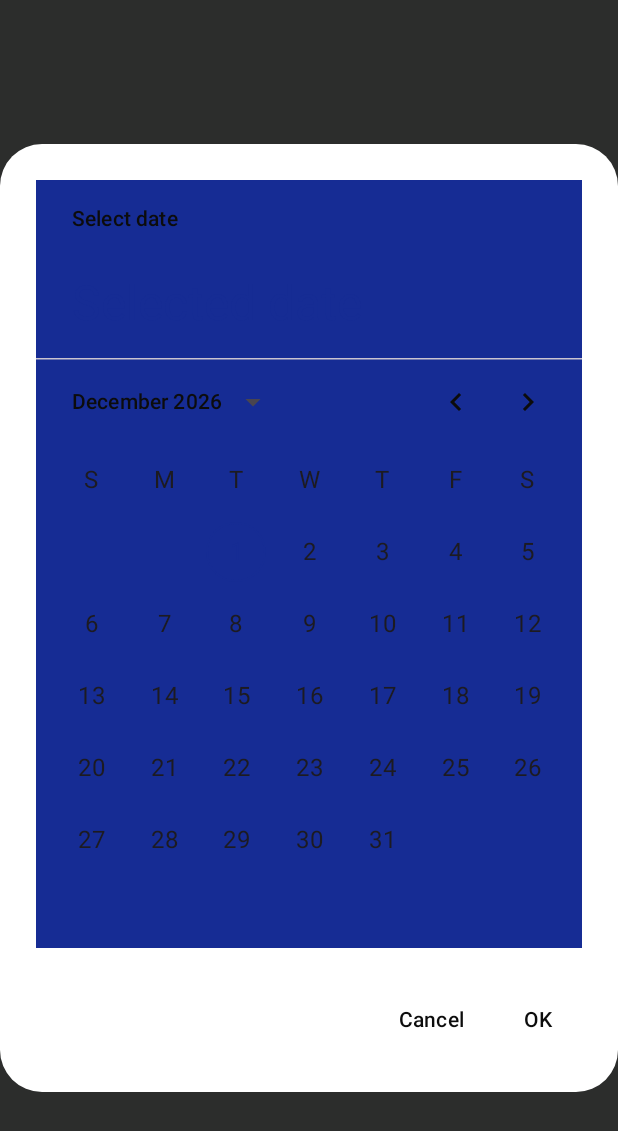
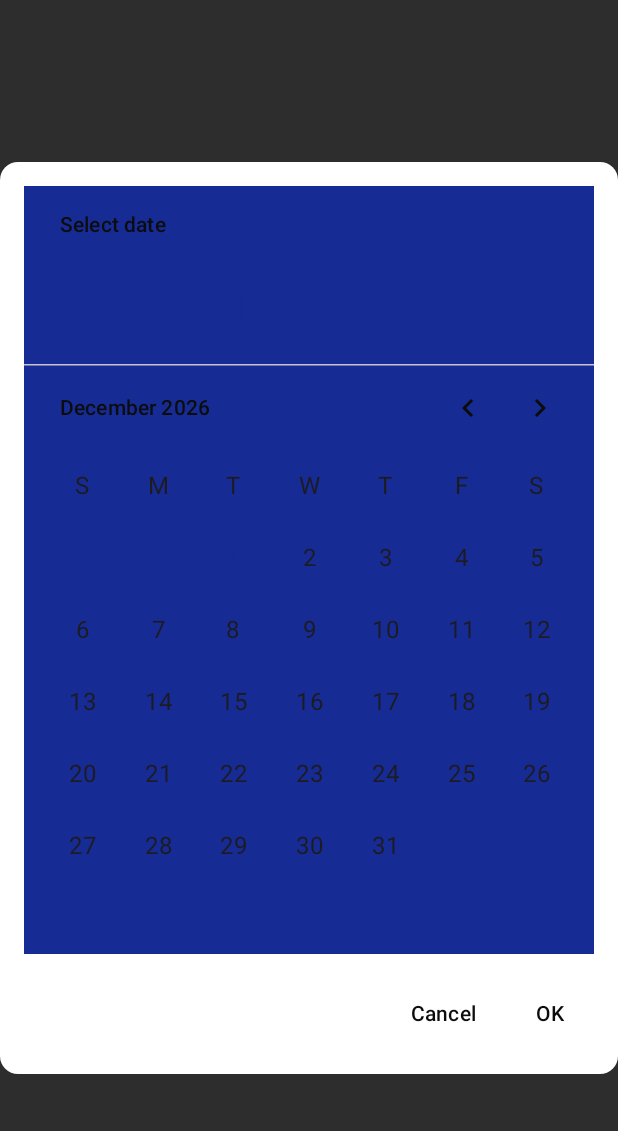
Before and after one commit to AbdullhGaber/TravelApp, an Android app built with Jetpack Compose: the composable DatePickerDialog shown on its own in the app's theme, on a phone screen of 412 x 824 dp. Shown: the top 1131 px of the screen. Run offline under Robolectric (Android 15) with nearby library versions, the light colour scheme and no system bars; 2 statements that could not run were skipped.

Commit message:
~ Fix Alert dialog width issue in DatePickerDialog

```diff
--- a/app/src/main/java/com/example/travelapp/screens/trips/add/components/DatePickerDialog.kt
+++ b/app/src/main/java/com/example/travelapp/screens/trips/add/components/DatePickerDialog.kt
@@ -3,11 +3,12 @@
 import androidx.compose.foundation.layout.*
 import androidx.compose.material3.*
 import androidx.compose.runtime.*
+import androidx.compose.ui.Alignment
 import androidx.compose.ui.Modifier
-import androidx.compose.ui.graphics.Color.Companion.Gray
-import androidx.compose.ui.graphics.Color.Companion.Red
-import androidx.compose.ui.graphics.Color.Companion.White
 import androidx.compose.ui.unit.dp
+import androidx.compose.ui.graphics.Color
+import androidx.compose.ui.window.Dialog
+import androidx.compose.ui.window.DialogProperties
 import java.time.Instant
 import java.time.LocalDate
 import java.time.ZoneId
@@ -20,14 +21,54 @@
 ) {
     val datePickerState = rememberDatePickerState()
 
-    AlertDialog(
-        containerColor = MaterialTheme.colorScheme.secondary,
+    Dialog(
         onDismissRequest = onDismissRequest,
-        confirmButton = {
+        properties = DialogProperties(usePlatformDefaultWidth = false) // Allows custom width
+    ) {
+        Box(
+            modifier = Modifier.fillMaxSize() ,// Add padding to avoid edge clipping
+            contentAlignment = Alignment.Center
+        ) {
+            Surface(
+                modifier = Modifier.fillMaxWidth().wrapContentHeight(),
+                shape = MaterialTheme.shapes.medium,
+                color = MaterialTheme.colorScheme.secondary
+            ) {
+                Column(
+                    modifier = Modifier.padding(16.dp)
+                ) {
+                    DatePicker(
+                        modifier = Modifier.fillMaxWidth(),
+                        state = datePickerState,
+                        colors = DatePickerDefaults.colors(
+                            containerColor = MaterialTheme.colorScheme.primary,
+                            titleContentColor = MaterialTheme.colorScheme.tertiary,
+                            headlineContentColor = MaterialTheme.colorScheme.onPrimaryContainer,
+                            yearContentColor = Color.White,
+                            selectedYearContentColor = Color.Gray,
+                            currentYearContentColor = Color.White,
+                            navigationContentColor = MaterialTheme.colorScheme.tertiary,
+                            todayDateBorderColor = MaterialTheme.colorScheme.onPrimaryContainer,
+                            todayContentColor = MaterialTheme.colorScheme.onPrimaryContainer,
+                            selectedDayContentColor = MaterialTheme.colorScheme.secondary,
+                            selectedDayContainerColor = MaterialTheme.colorScheme.onPrimaryContainer,
+                        ),
+                    )
+                    Spacer(modifier = Modifier.height(16.dp))
+                    Row(
+                        horizontalArrangement = Arrangement.End,
+                        modifier = Modifier.fillMaxWidth()
+                    ) {
                         TextButton(
+                            onClick = onDismissRequest,
                             colors = ButtonDefaults.textButtonColors(
                                 contentColor = MaterialTheme.colorScheme.tertiary
                             ),
+                        ) {
+                            Text("Cancel")
+                        }
+                        Spacer(modifier = Modifier.width(8.dp))
+                        TextButton(
                             onClick = {
                                 val selectedMillis = datePickerState.selectedDateMillis
                                 if (selectedMillis != null) {
@@ -37,39 +78,16 @@
                                     onDateSelected(selectedDate)
                                 }
                                 onDismissRequest()
-                }
+                            },
+                            colors = ButtonDefaults.textButtonColors(
+                                contentColor = MaterialTheme.colorScheme.tertiary
+                            )
                         ) {
                             Text("OK")
                         }
-        },
-        dismissButton = {
-            TextButton(
-                onClick = onDismissRequest,
-                colors = ButtonDefaults.textButtonColors(
-                    contentColor = MaterialTheme.colorScheme.tertiary
-                ),
-            ) {
-                Text("Cancel")
                     }
-        },
-        text = {
-            DatePicker(
-                state = datePickerState,
-                colors = DatePickerDefaults.colors(
-                    containerColor =  MaterialTheme.colorScheme.primary,
-                    titleContentColor = MaterialTheme.colorScheme.tertiary,
-                    headlineContentColor = MaterialTheme.colorScheme.onPrimaryContainer,
-                    yearContentColor = White,
-                    selectedYearContentColor = Gray,
-                    currentYearContentColor =  White,
-                    navigationContentColor = MaterialTheme.colorScheme.tertiary,
-                    todayDateBorderColor = MaterialTheme.colorScheme.onPrimaryContainer,
-                    todayContentColor = MaterialTheme.colorScheme.onPrimaryContainer,
-                    selectedDayContentColor = MaterialTheme.colorScheme.secondary,
-                    selectedDayContainerColor = MaterialTheme.colorScheme.onPrimaryContainer,
-
-                ),
-            )
                 }
-    )
             }
+        }
+    }
+}
```
Lines whose indentation alone changed are shown as unchanged.
